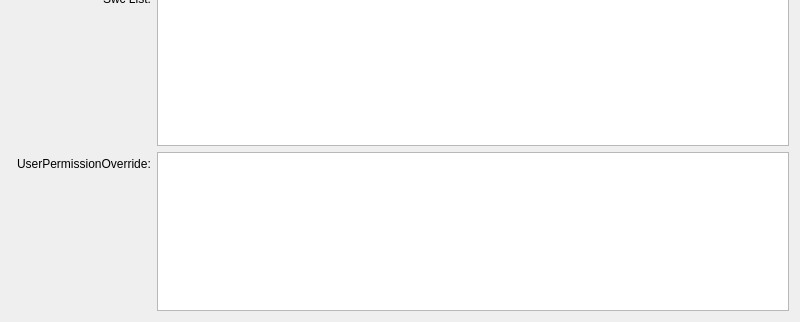
Qt form src/ui/EditorProjectMetaInfo.ui (kiraYuukiAsuna/SwcDbmsQtClient) before a commit; both pictures show x 0 to 800 and y 278 to 600 of the 800 by 600 pixel window.
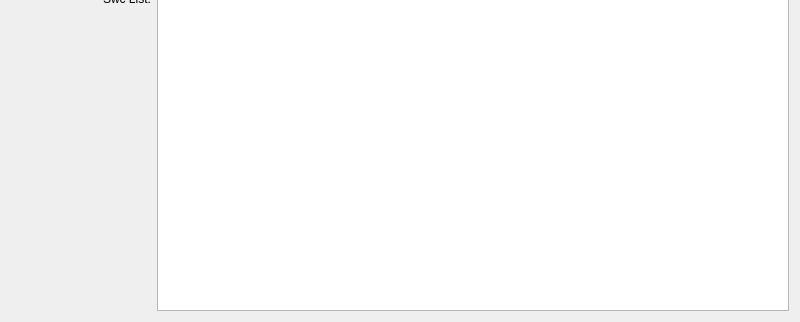
The same form after that commit.

What changed in the file:
```diff
--- a/src/ui/EditorProjectMetaInfo.ui
+++ b/src/ui/EditorProjectMetaInfo.ui
@@ -124,6 +124,9 @@
        </property>
       </widget>
      </item>
+     <item row="7" column="1">
+      <widget class="QDateTimeEdit" name="LastModifiedTime"/>
+     </item>
      <item row="8" column="0">
       <widget class="QLabel" name="label_10">
        <property name="text">
@@ -144,19 +147,6 @@
      <item row="9" column="1">
       <widget class="QListWidget" name="SwcList"/>
      </item>
-     <item row="10" column="0">
-      <widget class="QLabel" name="label_9">
-       <property name="text">
-        <string>UserPermissionOverride:</string>
-       </property>
-      </widget>
-     </item>
-     <item row="7" column="1">
-      <widget class="QDateTimeEdit" name="LastModifiedTime"/>
-     </item>
-     <item row="10" column="1">
-      <widget class="QTableWidget" name="UserPermissionOverride"/>
-     </item>
     </layout>
    </item>
    <item>
```
